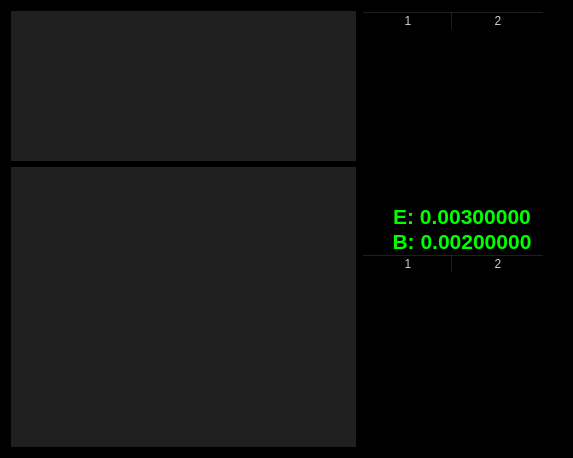
Old version of the form src/qt/forms/quantpage.ui in the repository CedricProfit/Quotient.
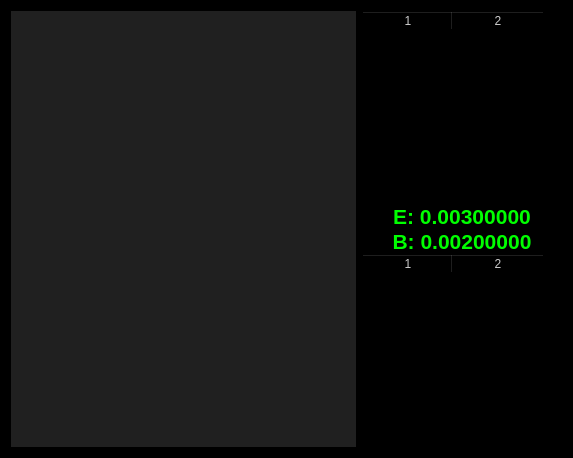
New version of the form. Custom widgets are drawn as their Qt base class.

Commit message: Fix volume chart artifacting in Quant tab, bump client version

```diff
--- a/src/qt/forms/quantpage.ui
+++ b/src/qt/forms/quantpage.ui
@@ -21,6 +21,9 @@
     <layout class="QHBoxLayout" name="horizontalLayout_2">
      <item>
       <layout class="QVBoxLayout" name="verticalLayout_2">
+       <property name="spacing">
+        <number>0</number>
+       </property>
        <item>
         <widget class="QCustomPlot" name="depthPlot" native="true">
          <property name="sizePolicy">
```
Left out of the diff: 25 changed lines with no effect on the pictures. The commit also changes 2 other files.
